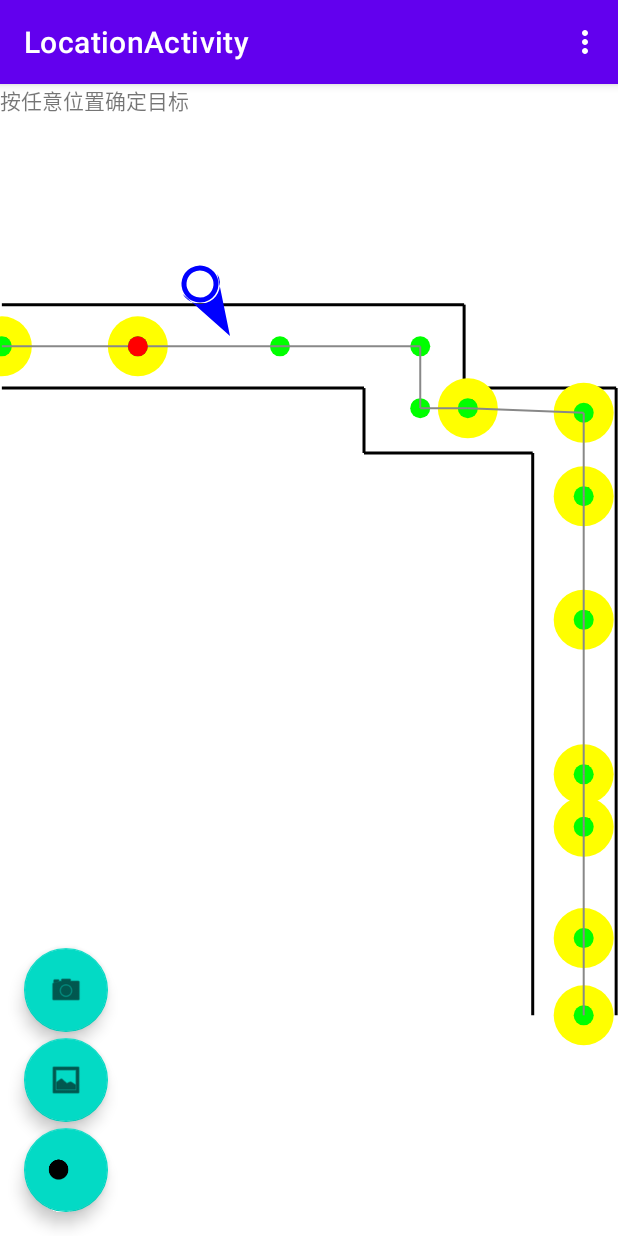
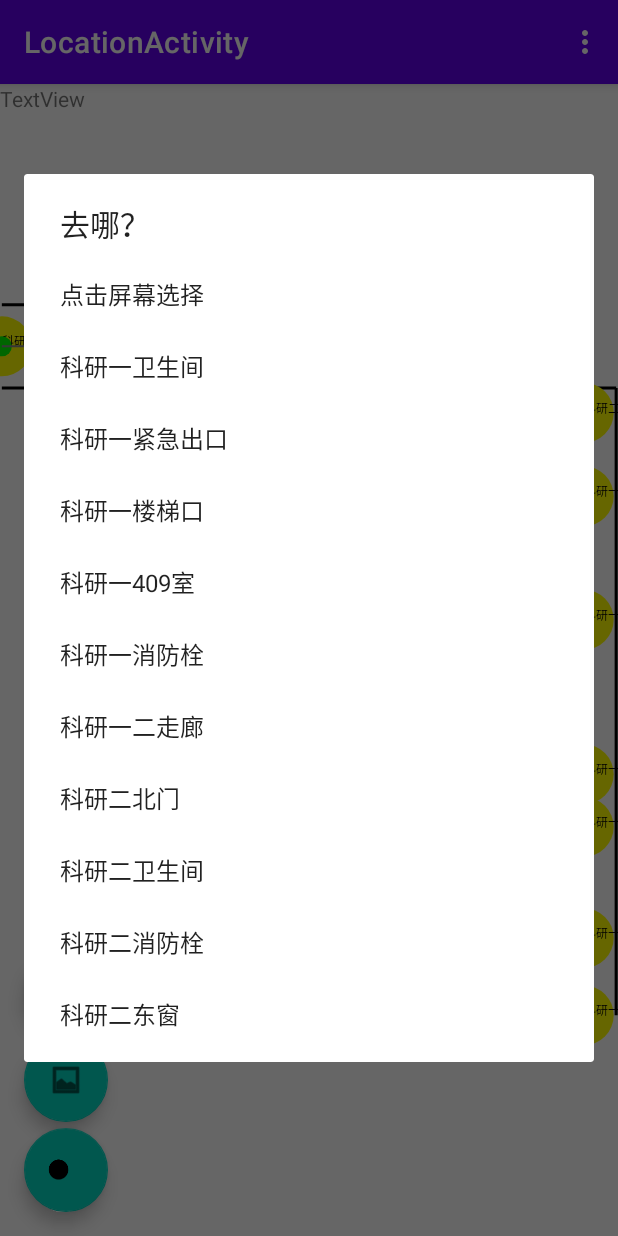
Before and after one commit to Nifecat/Indoor_Positioning_Navigation, an Android app: the screen it shows after launch (LocationActivity), after a tap on an icon or button, on a phone screen of 412 x 824 dp. Run offline under Robolectric (Android 15) with nearby library versions, the phone set to English and light mode, and no system bars.

Commit message:
improve ui

```diff
--- a/app/src/main/java/edu/xmu/inroomlocation/LocationActivity.java
+++ b/app/src/main/java/edu/xmu/inroomlocation/LocationActivity.java
@@ -1,12 +1,11 @@
 package edu.xmu.inroomlocation;
 
-import android.content.Context;
+import android.app.AlertDialog;
+import android.app.ProgressDialog;
+import android.content.DialogInterface;
 import android.content.Intent;
 import android.graphics.Bitmap;
-import android.graphics.Canvas;
-import android.graphics.Color;
 import android.graphics.ImageDecoder;
-import android.graphics.Paint;
 import android.hardware.Sensor;
 import android.hardware.SensorEvent;
 import android.hardware.SensorEventListener;
@@ -17,7 +16,6 @@ import android.net.wifi.WifiManager;
 import android.os.Bundle;
 
 import com.google.android.material.floatingactionbutton.FloatingActionButton;
-import com.google.android.material.snackbar.Snackbar;
 
 import androidx.annotation.NonNull;
 import androidx.annotation.Nullable;
@@ -26,12 +24,10 @@ import androidx.appcompat.widget.Toolbar;
 import androidx.core.content.FileProvider;
 import androidx.preference.PreferenceManager;
 
-import android.os.Environment;
 import android.os.Handler;
 import android.os.Looper;
 import android.os.Message;
 import android.provider.MediaStore;
-import android.util.AttributeSet;
 import android.view.Menu;
 import android.view.MenuInflater;
 import android.view.MenuItem;
@@ -42,10 +38,8 @@ import android.widget.Toast;
 import java.io.ByteArrayOutputStream;
 import java.io.File;
 import java.io.IOException;
-import java.util.Collections;
 import java.util.HashMap;
 import java.util.List;
-import java.util.Random;
 
 import edu.xmu.inroomlocation.map.Keyan1_4Floor;
 import edu.xmu.inroomlocation.step.StepSensorAcceleration;
@@ -68,6 +62,8 @@ public class LocationActivity extends AppCompatActivity {
     private TextView mTvHint;
     private StepView mStepView;
     private int mCurrentTouchState = 0;
+
+    private ProgressDialog mDialog;
 
 
     @Override
@@ -124,6 +120,16 @@ public class LocationActivity extends AppCompatActivity {
                 switch (msg.what) {
                     case 1:
                         mStepView.setCurLoc(mStepView.getWifiLocByIdx(msg.arg1));
+                        if (mDialog != null) {
+                            mDialog.hide();
+                        }
+
+                        AlertDialog.Builder builder = new AlertDialog.Builder(LocationActivity.this);
+                        builder.setMessage(String.format("你的位置在:%s", mStepView.getWifiNameByIdx(msg.arg1)));
+                        builder.setPositiveButton("确定", (dialog, which) -> {
+                        });
+                        AlertDialog dialog = builder.create();
+                        dialog.show();
 
                         break;
 
@@ -143,13 +149,17 @@ public class LocationActivity extends AppCompatActivity {
                     case 999:
 
                         mStepView.setCurLoc(100, 200);
+
+                        if (mDialog != null) {
+                            mDialog.hide();
+                        }
+
                         break;
 
                     default: {
                         break;
                     }
                 }
-
             }
         };
     }
@@ -169,8 +179,25 @@ public class LocationActivity extends AppCompatActivity {
             public void onClick(View view) {
 
                 if (mCurrentTouchState == 0) {
-                    mTvHint.setText("按任意位置确定目标");
-                    mCurrentTouchState = 1;
+//                    mTvHint.setText("按任意位置确定目标");
+//                    mCurrentTouchState = 1;
+
+                    List<String> goWhereItems = mStepView.getLoadedMap().getWifiNames();
+                    goWhereItems.add(0, "点击屏幕选择");
+                    AlertDialog goWhereDialog = new AlertDialog.Builder(LocationActivity.this)
+                            .setTitle("去哪？")
+                            .setItems(goWhereItems.toArray(new String[goWhereItems.size()]), (DialogInterface dialog, int which) -> {
+                                        if (which == 0) {
+                                            mTvHint.setText("按任意位置确定目标");
+                                            mCurrentTouchState = 1;
+                                        } else {
+                                            mStepView.navToWifiLoc(which - 1);
+                                        }
+                                    }
+                            ).create();
+
+                    goWhereDialog.show();
+
                 } else if (mCurrentTouchState == 1) {
                     mTvHint.setText("按任意位置修改当前位置");
                     mCurrentTouchState = 0;
@@ -253,6 +280,11 @@ public class LocationActivity extends AppCompatActivity {
         mStepView.refreshCurrentNearestLoc();
 
         mHandler.postDelayed(this::refreshCurrentNearestLoc, 1000);
+
+        if (mStepView.isNearTarget()) {
+            mStepView.navTo(-1);
+            new AlertDialog.Builder(LocationActivity.this).setTitle("到了").setPositiveButton("确定", null).create().show();
+        }
     }
 
 
@@ -320,6 +352,13 @@ public class LocationActivity extends AppCompatActivity {
         getWifiList().forEach(scanResult -> map.putIfAbsent(scanResult.SSID, scanResult.level));
 
         NetworkUtil.sendPicAndWifiStrengthToServer(mHandler, ai_ip, file_name, map);
+
+
+        mDialog = new ProgressDialog(this);
+//            dialog.setCancelable(true);
+//            dialog.setCanceledOnTouchOutside(true);
+        mDialog.setMessage("图片上传中...");
+        mDialog.show();
     }
 
 
--- a/app/src/main/java/edu/xmu/inroomlocation/map/AbstractInRoomMap.java
+++ b/app/src/main/java/edu/xmu/inroomlocation/map/AbstractInRoomMap.java
@@ -5,6 +5,7 @@ import android.graphics.Paint;
 import android.graphics.PointF;
 
 import java.util.HashMap;
+import java.util.List;
 import java.util.Map;
 
 public abstract class AbstractInRoomMap {
@@ -34,6 +35,12 @@ public abstract class AbstractInRoomMap {
     public abstract PointF getWifiLocByIdx(int idx);
 
     public abstract int getNearestNavPoint(float mCurX, float mCurY);
+
+    public abstract String getWifiNameByIdx(int idx);
+
+    public abstract List<String> getWifiNames();
+
+    public abstract PointF getNavLocByIdx(int navTargetIdx);
 
     interface CanvasScaler{
         PointF toCanvasXY(float mapX, float mapY);
--- a/app/src/main/java/edu/xmu/inroomlocation/map/Keyan1_4Floor.java
+++ b/app/src/main/java/edu/xmu/inroomlocation/map/Keyan1_4Floor.java
@@ -41,6 +41,7 @@ public class Keyan1_4Floor extends AbstractInRoomMap {
     ArrayList<PointF[]> walls;
 
     List<String> navLocNames;
+    List<String> wifiLocNames;
 
     int[][] adj;
     int[][] dis;
@@ -129,16 +130,28 @@ public class Keyan1_4Floor extends AbstractInRoomMap {
         wifiLocs.put("409inroom1", new PointF(575, 1700));
         wifiLocs.put("409inroom2", new PointF(575, 1000));*/
 
-        wifiLocs.put("0", new PointF(3, 67.5f));
-        wifiLocs.put("1", new PointF(223, 67.5f));
-        wifiLocs.put("2", new PointF(757, 167.5f));
-        wifiLocs.put("3", new PointF(997 - 35 * 1.5f, 175f)); // 175?
-        wifiLocs.put("4", new PointF(997 - 35 * 1.5f, 310f));
-        wifiLocs.put("5", new PointF(997 - 35 * 1.5f, 510f));
-        wifiLocs.put("6", new PointF(997 - 35 * 1.5f, 760f));
-        wifiLocs.put("7", new PointF(997 - 35 * 1.5f, 845f));
-        wifiLocs.put("8", new PointF(997 - 35 * 1.5f, 1025f));
-        wifiLocs.put("9", new PointF(997 - 35 * 1.5f, 1150f));
+        wifiLocs.put("科研二东窗", new PointF(3, 67.5f));
+        wifiLocs.put("科研二消防栓", new PointF(223, 67.5f));
+        wifiLocs.put("科研二卫生间", new PointF(757, 167.5f));
+        wifiLocs.put("科研二北门", new PointF(997 - 35 * 1.5f, 175f)); // 175?
+        wifiLocs.put("科研一二走廊", new PointF(997 - 35 * 1.5f, 310f));
+        wifiLocs.put("科研一消防栓", new PointF(997 - 35 * 1.5f, 510f));
+        wifiLocs.put("科研一409室", new PointF(997 - 35 * 1.5f, 760f));
+        wifiLocs.put("科研一楼梯口", new PointF(997 - 35 * 1.5f, 845f));
+        wifiLocs.put("科研一紧急出口", new PointF(997 - 35 * 1.5f, 1025f));
+        wifiLocs.put("科研一卫生间", new PointF(997 - 35 * 1.5f, 1150f));
+        wifiLocNames = List.of(
+                "科研一卫生间",
+                "科研一紧急出口",
+                "科研一楼梯口",
+                "科研一409室",
+                "科研一消防栓",
+                "科研一二走廊",
+                "科研二北门",
+                "科研二卫生间",
+                "科研二消防栓",
+                "科研二东窗"
+        );
 
 
 
@@ -391,7 +404,7 @@ public class Keyan1_4Floor extends AbstractInRoomMap {
 
     @Override
     public PointF getWifiLocByIdx(int idx) {
-        return wifiLocs.get(String.valueOf(9 - idx));
+        return wifiLocs.get(wifiLocNames.get(idx));
     }
 
     @Override
@@ -412,6 +425,25 @@ public class Keyan1_4Floor extends AbstractInRoomMap {
     }
 
     @Override
+    public String getWifiNameByIdx(int idx) {
+        return wifiLocNames.get(idx);
+    }
+
+    /**
+     * get a copy of list
+     * @return
+     */
+    @Override
+    public List<String> getWifiNames() {
+        return new ArrayList<>(wifiLocNames);
+    }
+
+    @Override
+    public PointF getNavLocByIdx(int navTargetIdx) {
+        return navLocs.get(navLocNames.get(navTargetIdx));
+    }
+
+    @Override
     public void setCurrentNearestPoint(int currentNearestPoint) {
         this.currentNearestPoint = currentNearestPoint;
     }
--- a/app/src/main/java/edu/xmu/inroomlocation/utils/NetworkUtil.java
+++ b/app/src/main/java/edu/xmu/inroomlocation/utils/NetworkUtil.java
@@ -19,6 +19,9 @@ import java.net.Socket;
 import java.util.Map;
 
 public class NetworkUtil {
+
+
+    private static final String TAG = "NetworkUtil";
 
 
     public static void sendAHelloMessageToServer(Handler mainHandler, String serverIp) {
@@ -87,6 +90,7 @@ public class NetworkUtil {
                 Message message = new Message();
                 message.what = 1;
                 message.arg1 = Integer.valueOf(inStr).intValue();
+                Log.d(TAG, "sendAMessageToServer: " + message.arg1);
                 mainHandler.sendMessage(message);
 
                 socket.close();
```
Also changed, not shown: app/src/main/java/edu/xmu/inroomlocation/view/StepView.java (+25 -0 lines).
